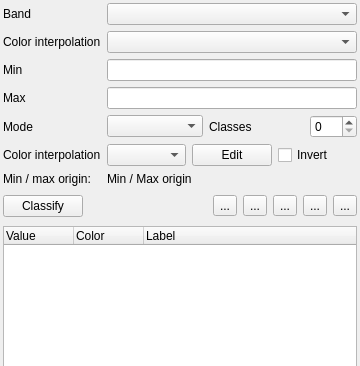
This is src/ui/qgssinglebandpseudocolorrendererwidgetbase.ui in qgis/QGIS as Qt 5 draws it before an edit; both pictures show x 0 to 360 and y 0 to 366 of the 360 by 605 pixel window. The edited form follows.
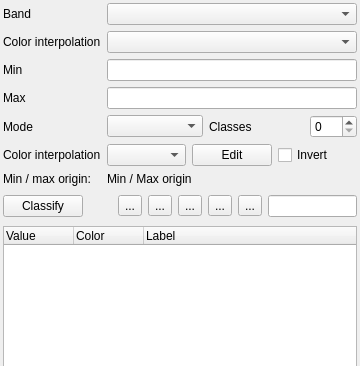
This is the edited form. Icons and pictures are not drawn. Custom widgets are drawn as their Qt base class.

Commit message: Add option for adding units to color map labels

What changed in the file:
```diff
--- a/src/ui/qgssinglebandpseudocolorrendererwidgetbase.ui
+++ b/src/ui/qgssinglebandpseudocolorrendererwidgetbase.ui
@@ -281,6 +281,13 @@
        </property>
       </widget>
      </item>
+       <item>
+        <widget class="QLineEdit" name="mUnitLineEdit">
+         <property name="toolTip">
+          <string>Unit suffix</string>
+         </property>
+        </widget>
+       </item>
     </layout>
    </item>
    <item row="6" column="1">
```
The commit also changes 2 other files.
